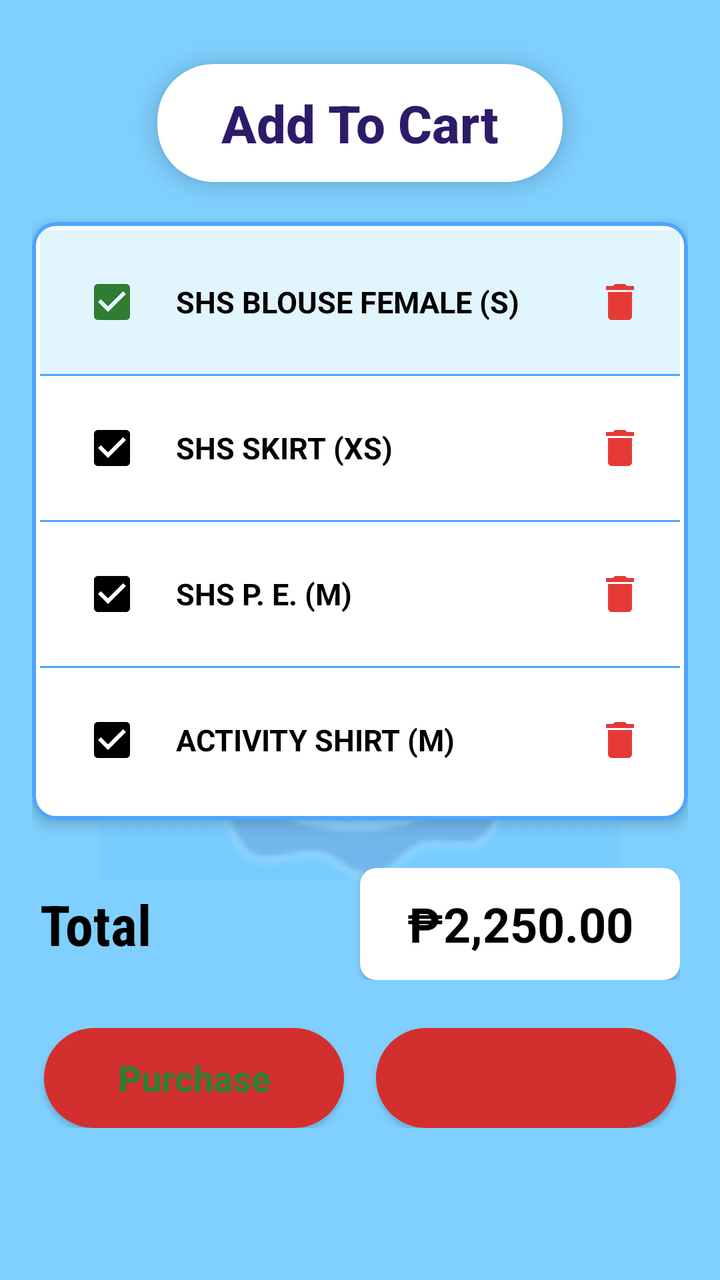
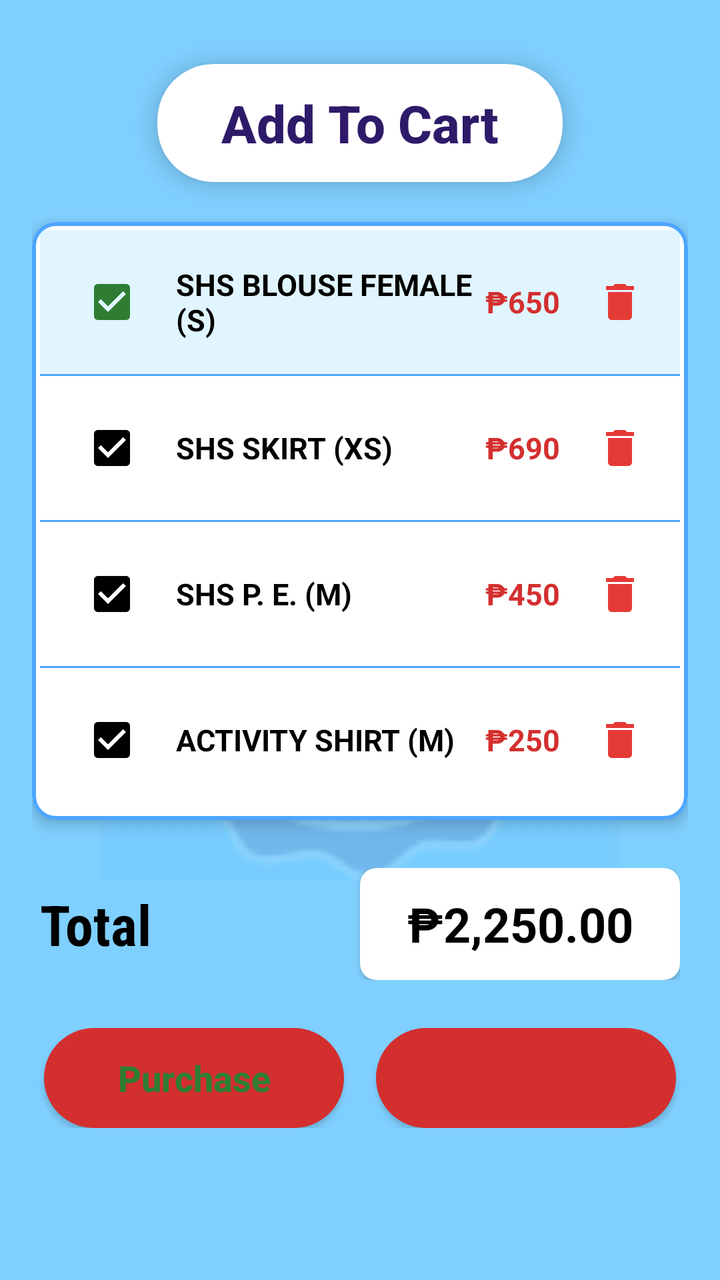

Two renders of the same Android screen: before a commit and after it. Below are the layout's source before the change and the commit's diff.
<!-- AndroidManifest.xml: application theme Theme.MyApplication -->
<!-- res/layout/activity_lao_add_to_cart_background.xml -->
<?xml version="1.0" encoding="utf-8"?>
<FrameLayout xmlns:android="http://schemas.android.com/apk/res/android"
    xmlns:app="http://schemas.android.com/apk/res-auto"
    xmlns:tools="http://schemas.android.com/tools"
    android:id="@+id/main"
    android:layout_width="match_parent"
    android:layout_height="match_parent"
    android:background="@drawable/placeorder_background"
    tools:context=".Lao_AddToCartBackground">

    
    <ImageView
        android:id="@+id/bg_logo"
        android:layout_width="260dp"
        android:layout_height="260dp"
        android:layout_gravity="center"
        android:alpha="0.25"
        android:contentDescription="@null"
        android:scaleType="fitCenter"
        android:src="@drawable/img_1" />

    
    <ScrollView
        android:layout_width="match_parent"
        android:layout_height="match_parent"
        android:fillViewport="true">

        <LinearLayout
            android:layout_width="match_parent"
            android:layout_height="wrap_content"
            android:gravity="center_horizontal"
            android:orientation="vertical"
            android:padding="16dp">

            
            <com.google.android.material.card.MaterialCardView
                android:layout_width="wrap_content"
                android:layout_height="wrap_content"
                android:layout_marginTop="16dp"
                android:layout_marginBottom="20dp"
                app:cardBackgroundColor="#FFFFFF"
                app:cardCornerRadius="28dp"
                app:cardElevation="6dp"
                app:strokeWidth="0dp">

                <TextView
                    android:id="@+id/txt_cart_title"
                    android:layout_width="wrap_content"
                    android:layout_height="wrap_content"
                    android:fontFamily="sans-serif-medium"
                    android:paddingHorizontal="32dp"
                    android:paddingVertical="12dp"
                    android:text="@string/lao_cart_title"
                    android:textColor="#2D1B69"
                    android:textSize="26sp"
                    android:textStyle="bold" />
            </com.google.android.material.card.MaterialCardView>

            
            <com.google.android.material.card.MaterialCardView
                android:layout_width="match_parent"
                android:layout_height="wrap_content"
                android:layout_marginBottom="24dp"
                app:cardBackgroundColor="#FFFFFF"
                app:cardCornerRadius="12dp"
                app:cardElevation="4dp"
                app:strokeColor="#4CA6FF"
                app:strokeWidth="2dp">

                <LinearLayout
                    android:layout_width="match_parent"
                    android:layout_height="wrap_content"
                    android:orientation="vertical"
                    android:padding="4dp">

                    
                    <LinearLayout
                        android:id="@+id/layout_item_1"
                        android:layout_width="match_parent"
                        android:layout_height="wrap_content"
                        android:background="#E1F5FE"
                        android:gravity="center_vertical"
                        android:orientation="horizontal"
                        android:padding="12dp">

                        <CheckBox
                            android:id="@+id/cb_item_1"
                            android:layout_width="wrap_content"
                            android:layout_height="wrap_content"
                            android:checked="true"
                            android:buttonTint="#2E7D32" />

                        <TextView
                            android:layout_width="0dp"
                            android:layout_height="wrap_content"
                            android:layout_marginStart="8dp"
                            android:layout_weight="1"
                            android:text="@string/lao_item_blouse"
                            android:textColor="#000000"
                            android:textSize="15sp"
                            android:textStyle="bold" />

                        <ImageView
                            android:id="@+id/btn_delete_1"
                            android:layout_width="36dp"
                            android:layout_height="36dp"
                            android:background="?attr/selectableItemBackgroundBorderless"
                            android:contentDescription="@string/lao_cancel"
                            android:padding="6dp"
                            android:src="@drawable/ic_trash" />
                    </LinearLayout>

                    <View
                        android:layout_width="match_parent"
                        android:layout_height="1dp"
                        android:background="#4CA6FF" />

                    
                    <LinearLayout
                        android:id="@+id/layout_item_2"
                        android:layout_width="match_parent"
                        android:layout_height="wrap_content"
                        android:background="#FFFFFF"
                        android:gravity="center_vertical"
                        android:orientation="horizontal"
                        android:padding="12dp">

                        <CheckBox
                            android:id="@+id/cb_item_2"
                            android:layout_width="wrap_content"
                            android:layout_height="wrap_content"
                            android:checked="true"
                            android:buttonTint="#000000" />

                        <TextView
                            android:layout_width="0dp"
                            android:layout_height="wrap_content"
                            android:layout_marginStart="8dp"
                            android:layout_weight="1"
                            android:text="@string/lao_item_skirt"
                            android:textColor="#000000"
                            android:textSize="15sp"
                            android:textStyle="bold" />

                        <ImageView
                            android:id="@+id/btn_delete_2"
                            android:layout_width="36dp"
                            android:layout_height="36dp"
                            android:background="?attr/selectableItemBackgroundBorderless"
                            android:contentDescription="@string/lao_cancel"
                            android:padding="6dp"
                            android:src="@drawable/ic_trash" />
                    </LinearLayout>

                    <View
                        android:layout_width="match_parent"
                        android:layout_height="1dp"
                        android:background="#4CA6FF" />

                    
                    <LinearLayout
                        android:id="@+id/layout_item_3"
                        android:layout_width="match_parent"
                        android:layout_height="wrap_content"
                        android:background="#FFFFFF"
                        android:gravity="center_vertical"
                        android:orientation="horizontal"
                        android:padding="12dp">

                        <CheckBox
                            android:id="@+id/cb_item_3"
                            android:layout_width="wrap_content"
                            android:layout_height="wrap_content"
                            android:checked="true"
                            android:buttonTint="#000000" />

                        <TextView
                            android:layout_width="0dp"
                            android:layout_height="wrap_content"
                            android:layout_marginStart="8dp"
                            android:layout_weight="1"
                            android:text="@string/lao_item_pe"
                            android:textColor="#000000"
                            android:textSize="15sp"
                            android:textStyle="bold" />

                        <ImageView
                            android:id="@+id/btn_delete_3"
                            android:layout_width="36dp"
                            android:layout_height="36dp"
                            android:background="?attr/selectableItemBackgroundBorderless"
                            android:contentDescription="@string/lao_cancel"
                            android:padding="6dp"
                            android:src="@drawable/ic_trash" />
                    </LinearLayout>

                    <View
                        android:layout_width="match_parent"
                        android:layout_height="1dp"
                        android:background="#4CA6FF" />

                    
                    <LinearLayout
                        android:id="@+id/layout_item_4"
                        android:layout_width="match_parent"
                        android:layout_height="wrap_content"
                        android:background="#FFFFFF"
                        android:gravity="center_vertical"
                        android:orientation="horizontal"
                        android:padding="12dp">

                        <CheckBox
                            android:id="@+id/cb_item_4"
                            android:layout_width="wrap_content"
                            android:layout_height="wrap_content"
                            android:checked="true"
                            android:buttonTint="#000000" />

                        <TextView
                            android:layout_width="0dp"
                            android:layout_height="wrap_content"
                            android:layout_marginStart="8dp"
                            android:layout_weight="1"
                            android:text="@string/lao_item_activity_shirt"
                            android:textColor="#000000"
                            android:textSize="15sp"
                            android:textStyle="bold" />

                        <ImageView
                            android:id="@+id/btn_delete_4"
                            android:layout_width="36dp"
                            android:layout_height="36dp"
                            android:background="?attr/selectableItemBackgroundBorderless"
                            android:contentDescription="@string/lao_cancel"
                            android:padding="6dp"
                            android:src="@drawable/ic_trash" />
                    </LinearLayout>

                </LinearLayout>
            </com.google.android.material.card.MaterialCardView>

            
            <LinearLayout
                android:layout_width="match_parent"
                android:layout_height="wrap_content"
                android:layout_marginBottom="24dp"
                android:gravity="center_vertical"
                android:orientation="horizontal"
                android:paddingHorizontal="4dp">

                <TextView
                    android:id="@+id/txt_total_label"
                    android:layout_width="wrap_content"
                    android:layout_height="wrap_content"
                    android:fontFamily="sans-serif-condensed"
                    android:text="@string/lao_total"
                    android:textColor="#000000"
                    android:textSize="28sp"
                    android:textStyle="bold" />

                <Space
                    android:layout_width="0dp"
                    android:layout_height="wrap_content"
                    android:layout_weight="1" />

                <com.google.android.material.card.MaterialCardView
                    android:layout_width="160dp"
                    android:layout_height="56dp"
                    app:cardBackgroundColor="#FFFFFF"
                    app:cardCornerRadius="8dp"
                    app:cardElevation="2dp"
                    app:strokeWidth="0dp">

                    <TextView
                        android:id="@+id/txt_total_value"
                        android:layout_width="match_parent"
                        android:layout_height="match_parent"
                        android:gravity="center"
                        android:text="@string/lao_default_total"
                        android:textColor="#000000"
                        android:textSize="24sp"
                        android:textStyle="bold" />
                </com.google.android.material.card.MaterialCardView>
            </LinearLayout>

            
            <LinearLayout
                android:layout_width="match_parent"
                android:layout_height="wrap_content"
                android:gravity="center"
                android:orientation="horizontal"
                android:paddingBottom="16dp">

                <androidx.appcompat.widget.AppCompatButton
                    android:id="@+id/btn_purchase"
                    android:layout_width="150dp"
                    android:layout_height="50dp"
                    android:layout_marginEnd="16dp"
                    android:background="@drawable/bg_order_button"
                    android:gravity="center"
                    android:text="@string/lao_purchase"
                    android:textAllCaps="false"
                    android:textColor="#2E7D32"
                    android:textSize="18sp"
                    android:textStyle="bold" />

                <androidx.appcompat.widget.AppCompatButton
                    android:id="@+id/btn_cancel"
                    android:layout_width="150dp"
                    android:layout_height="50dp"
                    android:background="@drawable/bg_order_button"
                    android:gravity="center"
                    android:text="@string/lao_cancel"
                    android:textAllCaps="false"
                    android:textColor="#D32F2F"
                    android:textSize="18sp"
                    android:textStyle="bold" />
            </LinearLayout>

        </LinearLayout>
    </ScrollView>
</FrameLayout>
<!-- resources referenced by this layout -->
<resources>
  <!-- drawable bg_order_button (drawable) -->
  <?xml version="1.0" encoding="utf-8"?>
  <shape xmlns:android="http://schemas.android.com/apk/res/android"
      android:shape="rectangle">
      <solid android:color="#D32F2F" />
      <corners android:radius="26dp" />
  </shape>
  <!-- drawable ic_trash (drawable) -->
  <vector xmlns:android="http://schemas.android.com/apk/res/android"
      android:width="24dp"
      android:height="24dp"
      android:viewportWidth="24"
      android:viewportHeight="24">
    <path
        android:fillColor="#E53935"
        android:pathData="M6,19c0,1.1 0.9,2 2,2h8c1.1,0 2,-0.9 2,-2V7H6v12zM19,4h-3.5l-1,-1h-5l-1,1H5v2h14V4z"/>
  </vector>
  <!-- drawable img_1: png bitmap (drawable, 13108 bytes) -->
  <!-- drawable placeorder_background (drawable) -->
  <?xml version="1.0" encoding="utf-8"?>
  <shape xmlns:android="http://schemas.android.com/apk/res/android"
      android:shape="rectangle">
      <solid android:color="#80D0FF" />
  </shape>
  <string name="lao_cancel">Cancel</string>
  <string name="lao_cart_title">Add To Cart</string>
  <string name="lao_default_total">₱2,250.00</string>
  <string name="lao_item_activity_shirt">ACTIVITY SHIRT (M)</string>
  <string name="lao_item_blouse">SHS BLOUSE FEMALE (S)</string>
  <string name="lao_item_pe">SHS P. E. (M)</string>
  <string name="lao_item_skirt">SHS SKIRT (XS)</string>
  <string name="lao_purchase">Purchase</string>
  <string name="lao_total">Total</string>
  <style name="Theme.MyApplication" parent="Theme.MaterialComponents.Light.NoActionBar">
          
          <item name="colorPrimary">@color/purple_500</item>
          <item name="colorPrimaryVariant">@color/purple_700</item>
          <item name="colorOnPrimary">@color/white</item>
          
          <item name="colorSecondary">@color/teal_200</item>
          <item name="colorSecondaryVariant">@color/teal_700</item>
          <item name="colorOnSecondary">@color/black</item>
          <item name="android:windowBackground">#80D0FF</item>
      </style>
  <color name="purple_500">#FF6200EE</color>
  <color name="purple_700">#FF3700B3</color>
  <color name="white">#FFFFFFFF</color>
  <color name="teal_200">#FF03DAC5</color>
  <color name="teal_700">#FF018786</color>
  <color name="black">#FF000000</color>
</resources>

<!-- the commit's change to res/layout/activity_lao_add_to_cart_background.xml (unified diff, before → after) -->
@@ -91,12 +91,23 @@
                             android:buttonTint="#2E7D32" />
 
                         <TextView
+                            android:id="@+id/tv_item_1"
                             android:layout_width="0dp"
                             android:layout_height="wrap_content"
                             android:layout_marginStart="8dp"
                             android:layout_weight="1"
                             android:text="@string/lao_item_blouse"
                             android:textColor="#000000"
+                            android:textSize="15sp"
+                            android:textStyle="bold" />
+
+                        <TextView
+                            android:id="@+id/tv_price_1"
+                            android:layout_width="wrap_content"
+                            android:layout_height="wrap_content"
+                            android:layout_marginEnd="12dp"
+                            android:text="₱650"
+                            android:textColor="#D32F2F"
                             android:textSize="15sp"
                             android:textStyle="bold" />
 
@@ -142,6 +153,16 @@
                             android:textSize="15sp"
                             android:textStyle="bold" />
 
+                        <TextView
+                            android:id="@+id/tv_price_2"
+                            android:layout_width="wrap_content"
+                            android:layout_height="wrap_content"
+                            android:layout_marginEnd="12dp"
+                            android:text="₱690"
+                            android:textColor="#D32F2F"
+                            android:textSize="15sp"
+                            android:textStyle="bold" />
+
                         <ImageView
                             android:id="@+id/btn_delete_2"
                             android:layout_width="36dp"
@@ -184,6 +205,16 @@
                             android:textSize="15sp"
                             android:textStyle="bold" />
 
+                        <TextView
+                            android:id="@+id/tv_price_3"
+                            android:layout_width="wrap_content"
+                            android:layout_height="wrap_content"
+                            android:layout_marginEnd="12dp"
+                            android:text="₱450"
+                            android:textColor="#D32F2F"
+                            android:textSize="15sp"
+                            android:textStyle="bold" />
+
                         <ImageView
                             android:id="@+id/btn_delete_3"
                             android:layout_width="36dp"
@@ -223,6 +254,16 @@
                             android:layout_weight="1"
                             android:text="@string/lao_item_activity_shirt"
                             android:textColor="#000000"
+                            android:textSize="15sp"
+                            android:textStyle="bold" />
+
+                        <TextView
+                            android:id="@+id/tv_price_4"
+                            android:layout_width="wrap_content"
+                            android:layout_height="wrap_content"
+                            android:layout_marginEnd="12dp"
+                            android:text="₱250"
+                            android:textColor="#D32F2F"
                             android:textSize="15sp"
                             android:textStyle="bold" />
 
